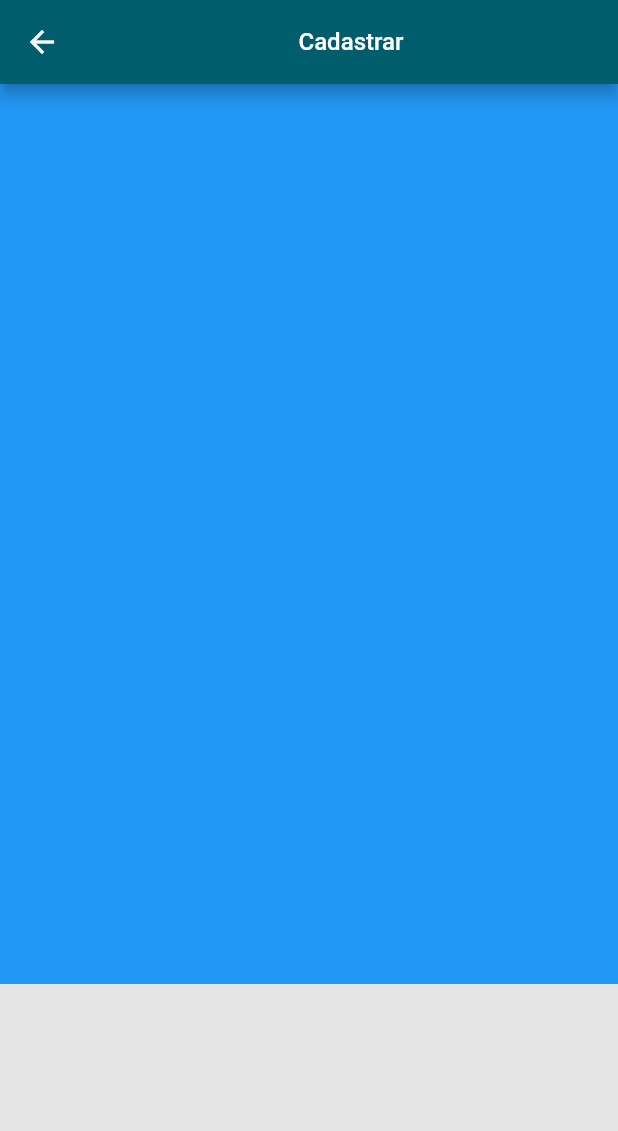
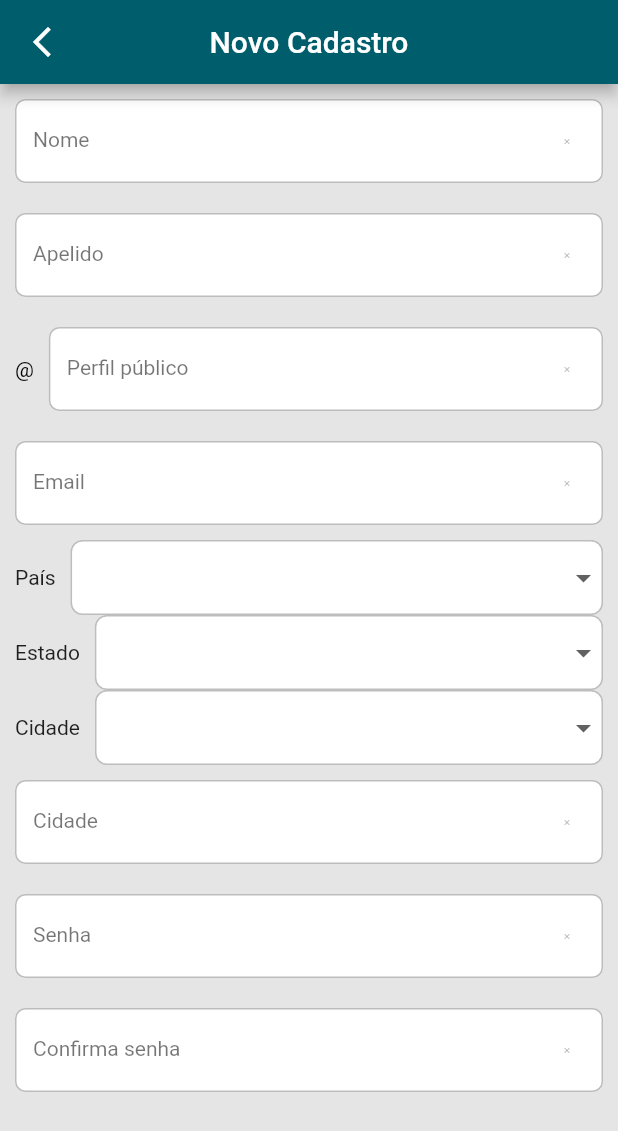
Before and after one commit to wladyband/siteFlutter, a Flutter app: the screen it shows after launch, after a tap on "Cadastrar E-mail", on a phone screen of 412 x 824 dp. Shown: the top 1131 px of the screen. Run offline on Flutter 3.47's test engine with Material 2 defaults, Android fonts, the phone set to English and light mode, and no system bars; our stand-ins replace audioplayers, cached_network_image, dio, get, youtube_player_iframe; missing offline and left inert: flutter_facebook_auth, flutter_social_content_share; accounts and stored records are empty; network calls fail.

Commit message:
UI of registes page

```diff
--- a/analysis_options.yaml
+++ b/analysis_options.yaml
@@ -22,6 +22,7 @@ linter:
   # `// ignore_for_file: name_of_lint` syntax on the line or in the file
   # producing the lint.
   rules:
+    avoid_function_literals_in_foreach_calls: false
     # avoid_print: false  # Uncomment to disable the `avoid_print` rule
     # prefer_single_quotes: true  # Uncomment to enable the `prefer_single_quotes` rule
 
--- a/lib/app/config/app_colors.dart
+++ b/lib/app/config/app_colors.dart
@@ -1,6 +1,8 @@
 import 'package:flutter/material.dart';
 
 class AppColors {
+  AppColors._();
+
   static const primary = Color(0XFF005E6C);
   static const blue = Color(0XFF0070C2);
   static const grey = Color(0XFF838383);
--- a/lib/app/config/app_constants.dart
+++ b/lib/app/config/app_constants.dart
@@ -1,4 +1,6 @@
 class AppConstants {
+  AppConstants._();
+
   static const apiBase = 'https://azerox.com.br/services';
 
   static const apiLogin = '$apiBase/jsonusers.asmx/GetUserLogin';
@@ -18,33 +20,31 @@ class AppConstants {
   static const apiUploadMp3 =
       'https://s.azerox.com.br/Services/AudioHandlerConverterIOS.ashx';
 
-  static const uf = {
-    "Acre": "AC",
-    "Alagoas": "AL",
-    "Amapá": "AP",
-    "Amazonas": "AM",
-    "Bahia": "BA",
-    "Ceará": "CE",
-    "Distrito Federal": "DF",
-    "Espírito Santo": "ES",
-    "Goiás": "GO",
-    "Maranhão": "MA",
-    "Mato Grosso": "MT",
-    "Mato Grosso do Sul": "MS",
-    "Minas Gerais": "MG",
-    "Pará": "PA",
-    "Paraíba": "PB",
-    "Paraná": "PR",
-    "Pernambuco": "PE",
-    "Piauí": "PI",
-    "Rio de Janeiro": "RJ",
-    "Rio Grande do Norte": "RN",
-    "Rio Grande do Sul": "RS",
-    "Rondônia": "RO",
-    "Roraima": "RR",
-    "Santa Catarina": "SC",
-    "São Paulo": "SP",
-    "Sergipe": "SE",
-    "Tocantins": "TO"
-  };
+  static const cities = [
+    {"name": "Picos", "state": "Piauí"},
+    {"name": "Teresina", "state": "Piauí"},
+    {"name": "São Paulo Capital", "state": "São Paulo"},
+    {"name": "São lourenço", "state": "São Paulo"},
+    {"name": "A Texas", "state": "Texas"},
+    {"name": "B Texas", "state": "Texas"},
+    {"name": "A California", "state": "California"},
+    {"name": "B California", "state": "California"},
+    {"name": "A Alberta", "state": "Alberta"},
+    {"name": "B Alberta", "state": "Alberta"},
+    {"name": "A Quebec", "state": "Quebec"},
+    {"name": "B Quebec", "state": "Quebec"},
+  ];
+  static const states = [
+    {"name": "São Paulo", "country": "Brasil"},
+    {"name": "Piauí", "country": "Brasil"},
+    {"name": "Texas", "country": "EUA"},
+    {"name": "California", "country": "EUA"},
+    {"name": "Alberta", "country": "Canada"},
+    {"name": "Quebec", "country": "Canada"},
+  ];
+  static const countries = [
+    {"name": "Brasil"},
+    {"name": "EUA"},
+    {"name": "Canada"},
+  ];
 }
--- /dev/null
+++ b/lib/app/core/ui/widgets/app_drop.dart
@@ -0,0 +1,31 @@
+import 'package:flutter/material.dart';
+
+class AppDrop<T> extends StatelessWidget {
+  final List<DropdownMenuItem<T>>? items;
+  final String label;
+  final void Function(T?)? onChanged;
+  const AppDrop({
+    Key? key,
+    required this.items,
+    required this.onChanged,
+    this.label = "",
+  }) : super(key: key);
+
+  @override
+  Widget build(BuildContext context) {
+    return Container(
+      decoration: BoxDecoration(
+        borderRadius: BorderRadius.circular(8),
+        border: Border.all(color: Colors.grey[400]!),
+        color: Colors.white,
+      ),
+      child: DropdownButton<T>(
+        items: items,
+        hint: Text(label),
+        underline: const SizedBox(),
+        isExpanded: true,
+        onChanged: onChanged,
+      ),
+    );
+  }
+}
--- /dev/null
+++ b/lib/app/core/ui/widgets/app_field.dart
@@ -0,0 +1,48 @@
+import 'package:flutter/material.dart';
+
+class AppField extends StatefulWidget {
+  final String? label;
+  final TextEditingController? controller;
+
+  const AppField({Key? key, this.label, this.controller}) : super(key: key);
+
+  @override
+  State<AppField> createState() => _AppFieldState();
+}
+
+class _AppFieldState extends State<AppField> {
+  @override
+  Widget build(BuildContext context) {
+    return Padding(
+      padding: const EdgeInsets.all(10),
+      child: TextFormField(
+        style: const TextStyle(
+          color: Colors.black,
+          fontSize: 14,
+        ),
+        controller: widget.controller,
+        decoration: InputDecoration(
+          labelText: widget.label,
+          labelStyle: const TextStyle(
+            color: Colors.black54,
+          ),
+          hintStyle: const TextStyle(fontSize: 13),
+          focusedBorder: const OutlineInputBorder(
+            borderRadius: BorderRadius.all(Radius.circular(6.0)),
+            borderSide: BorderSide(color: Colors.teal),
+          ),
+          enabledBorder: const OutlineInputBorder(
+            borderRadius: BorderRadius.all(Radius.circular(7.0)),
+            borderSide: BorderSide(color: Colors.black26),
+          ),
+          suffixIcon: IconButton(
+            icon: const Icon(Icons.close, size: 6),
+            onPressed: () => widget.controller?.clear(),
+          ),
+          filled: true,
+          fillColor: Colors.white,
+        ),
+      ),
+    );
+  }
+}
--- /dev/null
+++ b/lib/app/models/city_model.dart
@@ -0,0 +1,9 @@
+class CityModel {
+  final String name;
+  final String state;
+  CityModel({required this.name, required this.state});
+
+  factory CityModel.fromMap(Map<String, dynamic> map) {
+    return CityModel(name: map['name'] ?? '', state: map['country'] ?? '');
+  }
+}
--- /dev/null
+++ b/lib/app/models/country_model.dart
@@ -0,0 +1,8 @@
+class CountryModel {
+  final String name;
+  CountryModel({required this.name});
+
+  factory CountryModel.fromMap(Map<String, dynamic> map) {
+    return CountryModel(name: map['name'] ?? '');
+  }
+}
--- /dev/null
+++ b/lib/app/models/state_model.dart
@@ -0,0 +1,9 @@
+class StateModel {
+  final String name;
+  final String country;
+  StateModel({required this.name, required this.country});
+
+  factory StateModel.fromMap(Map<String, dynamic> map) {
+    return StateModel(name: map['name'] ?? '', country: map['country'] ?? '');
+  }
+}
--- a/lib/app/modules/home/widgets/card_info_widget.dart
+++ b/lib/app/modules/home/widgets/card_info_widget.dart
@@ -85,11 +85,11 @@ class CardInfoWidget extends StatelessWidget {
                     visible: editor.state != null,
                     child: Row(
                       mainAxisAlignment: MainAxisAlignment.start,
-                      children: [
-                        Text(
-                          '${editor.state} - ${AppConstants.uf[editor.state]}',
-                        ),
-                        const SizedBox(width: 5),
+                      children: const [
+                        // Text(
+                        //   '${editor.state} - ${AppConstants.uf[editor.state]}',
+                        // ),
+                        SizedBox(width: 5),
                       ],
                     ),
                   ),
--- a/lib/app/modules/initial/initial_controller.dart
+++ b/lib/app/modules/initial/initial_controller.dart
@@ -43,12 +43,9 @@ class InitialController extends GetxController {
     dio.options.headers['Cookie'] =
         'ASP.NET_SessionId=krtsvimtvhumftlzsrlu31sd';
 
-
-
-
     final response = await dio.get(
       AppConstants.apiGetUserByEmail,
-    queryParameters: {'email': email},
+      queryParameters: {'email': email},
     );
 
     final data = response.data['Return'];
--- a/lib/app/modules/login/login_controller.dart
+++ b/lib/app/modules/login/login_controller.dart
@@ -9,37 +9,22 @@ class LoginController extends GetxController {
   final LoginRepository repository;
   LoginController(this.repository);
 
-
   final emailEC = TextEditingController();
+  final nomeEC = TextEditingController();
+  final apelidoEC = TextEditingController();
   final passwordEC = TextEditingController();
   final formKey = GlobalKey<FormState>();
-  final isLoading = false.obs;
-
-  //var selectedValue = ''.obs;
-  var dropdownvalue = 'Item 1'.obs;
-  get getDropdownvalue => dropdownvalue.value;
- // get getSelectedValue => selectedValue.value;
-  set setDropdownvalue(String resultado) => dropdownvalue.value = resultado;
- // set setSelectedValue(String resultado) => selectedValue.value = resultado;
 
   @override
-  void onInit() {
-    super.onInit();
-    // emailEC.text = 'teste.azerox@gmail.com';
-    // passwordEC.text = 'azeroxtestes@';
+  void onClose() {
+    emailEC.dispose();
+    nomeEC.dispose();
+    apelidoEC.dispose();
+    passwordEC.dispose();
+    super.onClose();
+  }
 
-    // emailEC.text = 'gontijo@azerox.com.br';
-    // passwordEC.text = '@ANT05024260';
-
-    // emailEC.text = 'cjrondini@gmail.com';
-    // passwordEC.text = '1980';
-
-    emailEC.text = 'gadelha@azerox.com';
-    passwordEC.text = 'capri';
-
-    // emailEC.text = 'antonio@tangum.com.br';
-    // passwordEC.text = 'militao';
-  }
+  final isLoading = false.obs;
 
   Future loginWithEmail(String email, String password) async {
     try {
--- a/lib/app/modules/login/login_page.dart
+++ b/lib/app/modules/login/login_page.dart
@@ -1,195 +1,184 @@
-import 'package:flutter/cupertino.dart';
+import 'package:azerox/app/config/app_constants.dart';
+import 'package:azerox/app/core/ui/widgets/app_drop.dart';
+import 'package:azerox/app/core/ui/widgets/app_field.dart';
 import 'package:flutter/material.dart';
 import 'package:get/get.dart';
-
-import 'package:dropdown_button2/dropdown_button2.dart';
-
 import 'login_controller.dart';
 
 class LoginPage extends GetView<LoginController> {
   LoginPage({Key? key}) : super(key: key);
 
-
-  List<String> items = [
-    'Item1'
-  ];
-
-
-
+  List<String> items = ['Item1'];
 
   @override
   Widget build(BuildContext context) {
-    return LayoutBuilder(
-        builder: (context, constraints) {
-          var largura = constraints.maxWidth;
-          if(largura < 600){
     return Scaffold(
-              appBar: AppBar(
-                title: Center(
-                  child: Column(
-                    mainAxisAlignment: MainAxisAlignment.center,
+      appBar: _appBar(),
+      body: _body(context),
+    );
+  }
+
+  AppBar _appBar() {
+    return AppBar(
+      centerTitle: true,
+      leading: IconButton(
+        icon: const Icon(Icons.arrow_back_ios_new),
+        onPressed: Get.back,
+      ),
+      title: const Text("Novo Cadastro"),
+    );
+  }
+
+  Widget _body(BuildContext context) {
+    return Center(
+      child: Container(
+        alignment: Alignment.center,
+        constraints: const BoxConstraints(maxWidth: 600),
+        child: ListView(
           children: [
-                      Text("Cadastrar",
-                      textDirection: TextDirection.ltr,
-                        style: TextStyle(
-                          fontSize: 16,
+            AppField(
+              label: "Nome",
+              controller: controller.nomeEC,
+            ),
+            AppField(
+              label: "Apelido",
+              controller: controller.apelidoEC,
+            ),
+            Row(
+              children: [
+                Padding(
+                  padding: const EdgeInsets.only(left: 10),
+                  child: Text(
+                    "@",
+                    style: context.textTheme.bodyText2
+                        ?.copyWith(color: Colors.black),
+                  ),
+                ),
+                Expanded(
+                  child: AppField(
+                    label: "Perfil público",
+                    controller: controller.apelidoEC,
                   ),
                 ),
               ],
             ),
+            AppField(
+              label: "Email",
+              controller: controller.emailEC,
             ),
+            //   DropdownButton<String>(
+            //     items: const [],
+            //     hint: const Text("label"),
+            //     onChanged: (value) {},
+            //  ),
+            Row(
+              children: [
+                const Padding(
+                  padding: EdgeInsets.only(left: 10),
+                  child: Text("País"),
                 ),
-              body: Container(
-                width: 600,
-                height: 600,
-                color: Colors.blue,
+                Expanded(
+                  child: Padding(
+                    padding: const EdgeInsets.symmetric(horizontal: 10),
+                    child: AppDrop<String>(
+                      onChanged: (value) {},
+                      items: _itemsCountry(),
+                      label: "",
                     ),
-            );
-          } else{
-            return Scaffold(
-              appBar: AppBar(
-                title: Center(
-                  child: Column(
-                    mainAxisAlignment: MainAxisAlignment.center,
-                    children: [
-                      Text("Cadastrar",
-                        textDirection: TextDirection.ltr,
-                        style: TextStyle(
-                          fontSize: 32,
                   ),
                 ),
               ],
             ),
+            Row(
+              children: [
+                const Padding(
+                  padding: EdgeInsets.only(left: 10),
+                  child: Text("Estado"),
                 ),
-              ),
-              body: Padding(
-                padding: const EdgeInsets.all(15),
-                child: Container(
-                  child: Row(
-                    mainAxisAlignment: MainAxisAlignment.center,
-                    crossAxisAlignment: CrossAxisAlignment.center,
-                    children: [
-                      Container(
-                        width: 600,
-                        height: 600,
-                        child: Form(
-                          child: ListView(
-                            children: [
                 Expanded(
                   child: Padding(
-                                  padding: const EdgeInsets.all(1),
-                                  child: SizedBox(
-                                    height: 50,
-                                    child: TextFormField(
-                                      style: const TextStyle(
-                                        color: Colors.black,
-                                        fontSize: 14,
-                                      ),
-                                      decoration: InputDecoration(
-                                        labelText: 'Nome',
-                                          labelStyle: TextStyle(
-                                            color: Colors.black54,
-                                          ),
-                                        hintStyle: const TextStyle(fontSize: 13),
-                                        focusedBorder: OutlineInputBorder(
-                                          borderRadius: BorderRadius.all(Radius.circular(6.0)),
-                                          borderSide: BorderSide(color: Colors.teal),
-                                        ),
-                                          enabledBorder: OutlineInputBorder(
-                                            borderRadius: BorderRadius.all(Radius.circular(7.0)),
-                                            borderSide: BorderSide(color: Colors.black26),
-                                          ),
-                                        suffixIcon: IconButton(
-                                          icon: const Icon(
-                                            Icons.close,
-                                            size: 6,
-                                          ),
-                                          onPressed: () {},
-                                        ),
-                                        filled: true,
-                                        fillColor: Colors.white,
+                    padding: const EdgeInsets.symmetric(horizontal: 10),
+                    child: AppDrop<String>(
+                      onChanged: (value) {},
+                      items: _itemsEstado(),
+                      label: "",
                     ),
                   ),
                 ),
+              ],
             ),
+            Row(
+              children: [
+                const Padding(
+                  padding: EdgeInsets.only(left: 10),
+                  child: Text("Cidade"),
                 ),
-                              SizedBox(height: 10),
                 Expanded(
                   child: Padding(
-                                  padding: const EdgeInsets.all(1),
-                                  child: SizedBox(
-                                    height: 50,
-                                    child: TextFormField(
-                                      style: const TextStyle(
-                                        color: Colors.black,
-                                        fontSize: 14,
-                                      ),
-                                      decoration: InputDecoration(
-                                        labelText: 'Apelido',
-                                        labelStyle: TextStyle(
-                                          color: Colors.black54,
-                                        ),
-                                        hintStyle: const TextStyle(fontSize: 13),
-                                        focusedBorder: OutlineInputBorder(
-                                          borderRadius: BorderRadius.all(Radius.circular(6.0)),
-                                          borderSide: BorderSide(color: Colors.teal),
-                                        ),
-                                        enabledBorder: OutlineInputBorder(
-                                          borderRadius: BorderRadius.all(Radius.circular(7.0)),
-                                          borderSide: BorderSide(color: Colors.black26),
-                                        ),
-                                        suffixIcon: IconButton(
-                                          icon: const Icon(
-                                            Icons.close,
-                                            size: 6,
-                                          ),
-                                          onPressed: () {},
-                                        ),
-                                        filled: true,
-                                        fillColor: Colors.white,
+                    padding: const EdgeInsets.symmetric(horizontal: 10),
+                    child: AppDrop<String>(
+                      onChanged: (value) {},
+                      items: _itemsCities(),
+                      label: "",
                     ),
                   ),
                 ),
+              ],
             ),
+            AppField(
+              label: "Cidade",
+              controller: controller.apelidoEC,
             ),
-                              Expanded(
-                                child: Column(
-                                  children: [
-                                    DropdownButton(
-
-                                      // Initial Value
-                                      value: controller.dropdownvalue,
-
-                                      // Down Arrow Icon
-                                      icon: const Icon(Icons.keyboard_arrow_down),
-
-                                      // Array list of items
-                                      items: items.map((String items) {
-                                        return DropdownMenuItem(
-                                          value: items,
-                                          child: Text(items),
-                                        );
-                                      }).toList(),
-                                      // After selecting the desired option,it will
-                                      // change button value to selected value
-                                      onChanged: (String? newValue) {
-                                        Obx (() => Text (controller.dropdownvalue = newValue! as RxString));
-                                      },
+            AppField(
+              label: "Senha",
+              controller: controller.apelidoEC,
+            ),
+            AppField(
+              label: "Confirma senha",
+              controller: controller.apelidoEC,
             ),
           ],
         ),
       ),
-                            ],
-                          ),
-                        ),
-                      )
-                    ],
-                  ),
-                ),
-              ),
     );
   }
+
+  List<DropdownMenuItem<String>> _itemsEstado() {
+    final response = <DropdownMenuItem<String>>[];
+    AppConstants.states.toList().forEach((key) {
+      response.add(DropdownMenuItem(
+        value: key["name"],
+        child: Expanded(
+          child: Text(key["name"] ?? ""),
+        ),
+      ));
     });
+    return response;
   }
 
+  List<DropdownMenuItem<String>> _itemsCountry() {
+    final response = <DropdownMenuItem<String>>[];
+    AppConstants.countries.toList().forEach((key) {
+      response.add(DropdownMenuItem(
+        value: key["name"],
+        child: Expanded(
+          child: Text(key["name"] ?? ""),
+        ),
+      ));
+    });
+    return response;
   }
+
+  List<DropdownMenuItem<String>> _itemsCities() {
+    final response = <DropdownMenuItem<String>>[];
+    AppConstants.cities.toList().forEach((key) {
+      response.add(DropdownMenuItem(
+        value: key["name"],
+        child: Expanded(
+          child: Text(key["name"] ?? ""),
+        ),
+      ));
+    });
+    return response;
+  }
+}
--- /dev/null
+++ b/lib/app/repositories/ibge_repository.dart
@@ -0,0 +1,9 @@
+import 'package:azerox/app/models/city_model.dart';
+import 'package:azerox/app/models/country_model.dart';
+import 'package:azerox/app/models/state_model.dart';
+
+abstract class IBGERepository {
+  Future<List<CountryModel>> findAllCountries();
+  Future<List<StateModel>> findAllStates();
+  Future<List<CityModel>> findAllCities();
+}
--- /dev/null
+++ b/lib/app/repositories/ibge_repository_imp.dart
@@ -0,0 +1,28 @@
+import 'package:azerox/app/config/app_constants.dart';
+import 'package:azerox/app/models/state_model.dart';
+import 'package:azerox/app/models/country_model.dart';
+import 'package:azerox/app/models/city_model.dart';
+import 'package:azerox/app/repositories/ibge_repository.dart';
+
+class IBGERepositoryImp extends IBGERepository {
+  @override
+  Future<List<CityModel>> findAllCities() async {
+    return AppConstants.cities
+        .map<CityModel>((e) => CityModel.fromMap(e))
+        .toList();
+  }
+
+  @override
+  Future<List<CountryModel>> findAllCountries() async {
+    return AppConstants.countries
+        .map<CountryModel>((e) => CountryModel.fromMap(e))
+        .toList();
+  }
+
+  @override
+  Future<List<StateModel>> findAllStates() async {
+    return AppConstants.states
+        .map<StateModel>((e) => StateModel.fromMap(e))
+        .toList();
+  }
+}
--- a/lib/app_widget.dart
+++ b/lib/app_widget.dart
@@ -21,7 +21,7 @@ class AppWidget extends StatelessWidget {
       theme: ThemeData(
         scaffoldBackgroundColor: const Color(0XFFE5E5E5),
         appBarTheme: const AppBarTheme(color: AppColors.primary),
-        textTheme: Theme.of(context).textTheme.apply(bodyColor: Colors.white),
+        // textTheme: Theme.of(context).textTheme.apply(bodyColor: Colors.white),
         elevatedButtonTheme: ElevatedButtonThemeData(
           style: ElevatedButton.styleFrom(
             primary: AppColors.blue,
```
Also changed, not shown: 3 other files. Lines whose indentation alone changed are shown as unchanged.
